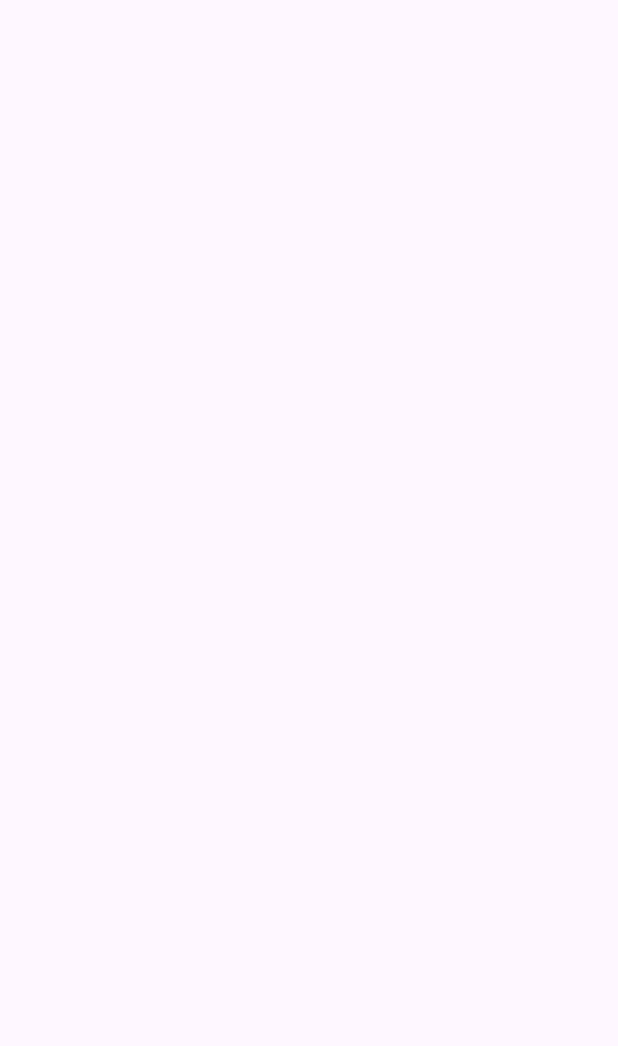
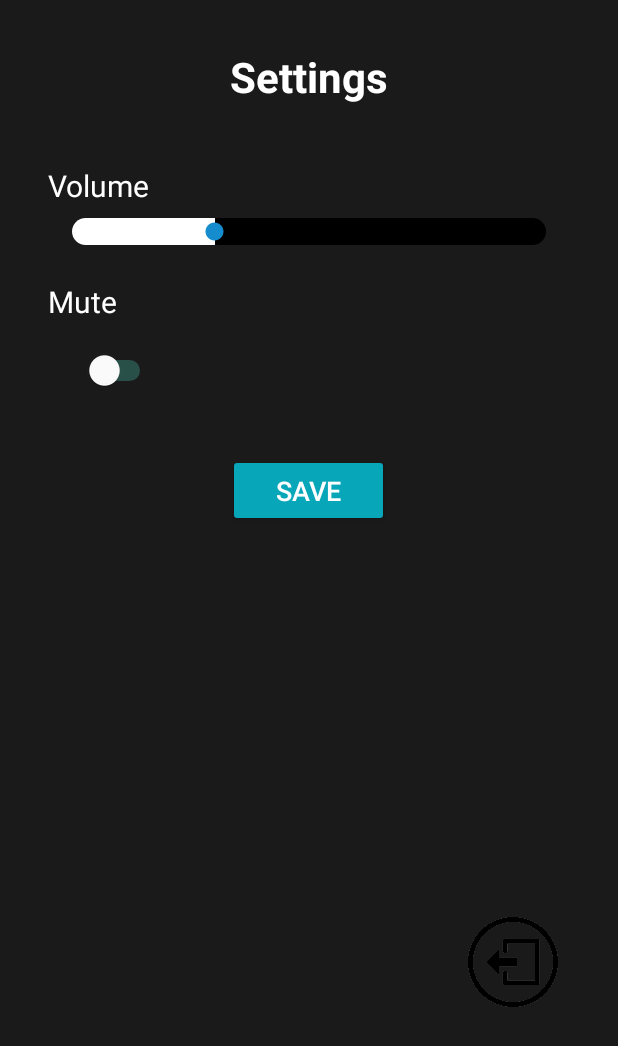
Before and after one commit to KenTheWhale/Android_Car_Racing, an Android app: the SettingActivity screen opened directly, with no data from a screen before it, on a phone screen of 412 x 824 dp. Before the commit the part shown is empty. Shown: the top 1046 px of the screen. Run offline under Robolectric (Android 15) with nearby library versions, the light colour scheme and no system bars.

Commit message:
update layout settings

```diff
--- /dev/null
+++ b/app/src/main/res/drawable/bg_custom_seekbar.xml
@@ -0,0 +1,13 @@
+<?xml version="1.0" encoding="utf-8"?>
+<layer-list xmlns:android="http://schemas.android.com/apk/res/android">
+    <item android:id="@android:id/secondaryProgress">
+        <shape android:shape="rectangle">
+            <solid android:color="@color/black"/>
+            <corners android:radius="12dp"/>
+        </shape>
+    </item>
+
+    <item android:id="@android:id/progress">
+        <clip android:drawable="@drawable/bg_progress"/>
+    </item>
+</layer-list>
--- /dev/null
+++ b/app/src/main/res/drawable/bg_progress.xml
@@ -0,0 +1,5 @@
+<?xml version="1.0" encoding="utf-8"?>
+<shape xmlns:android="http://schemas.android.com/apk/res/android">
+    <solid android:color="#9A0D0D"/>
+    <corners android:radius="12dp"/>
+</shape>
--- a/app/src/main/res/layout/setting_activity.xml
+++ b/app/src/main/res/layout/setting_activity.xml
@@ -1,10 +1,96 @@
-<?xml version="1.0" encoding="utf-8"?>
 <LinearLayout xmlns:android="http://schemas.android.com/apk/res/android"
+    xmlns:app="http://schemas.android.com/apk/res-auto"
     xmlns:tools="http://schemas.android.com/tools"
     android:layout_width="match_parent"
     android:layout_height="match_parent"
-    android:id="@+id/main"
-    tools:context=".SettingActivity"
-    android:orientation="vertical">
+    android:orientation="vertical"
+    android:paddingStart="32dp"
+    android:paddingTop="16dp"
+    android:paddingEnd="32dp"
+    android:paddingBottom="16dp"
+    android:background="#1B1A1A"
+    tools:context=".SettingActivity">
+
+    <TextView
+        android:layout_width="wrap_content"
+        android:layout_height="wrap_content"
+        android:text="Settings"
+        android:textSize="28sp"
+        android:textStyle="bold"
+        android:layout_marginBottom="32dp"
+        android:layout_marginTop="16dp"
+        android:layout_gravity="center_horizontal"
+        android:textColor="#FFF"
+        tools:ignore="HardcodedText" />
+
+    <!-- Volume Settings -->
+    <TextView
+        android:layout_width="wrap_content"
+        android:layout_height="wrap_content"
+        android:text="Volume"
+        android:textSize="20sp"
+        android:layout_marginTop="8dp"
+        android:layout_gravity="start"
+        android:textColor="#FFF"
+        tools:ignore="HardcodedText" />
+
+    <SeekBar
+        android:id="@+id/seekbar_sound"
+        android:layout_width="match_parent"
+        android:layout_height="wrap_content"
+        android:layout_marginTop="8dp"
+        android:max="100"
+        android:progress="30"
+        android:progressDrawable="@drawable/bg_custom_seekbar"
+        android:progressTint="#FFF"
+        android:splitTrack="false"
+        android:thumbTint="#148CCD" />
+
+    <TextView
+        android:layout_width="wrap_content"
+        android:layout_height="wrap_content"
+        android:layout_gravity="start"
+        android:layout_marginTop="24dp"
+        android:text="Mute"
+        android:textColor="#FFFFFF"
+        android:textSize="20sp"
+        tools:ignore="HardcodedText" />
+
+    <Switch
+        android:id="@+id/switch_mute"
+        android:layout_width="72dp"
+        android:layout_height="wrap_content"
+        android:layout_gravity="start"
+        android:layout_marginTop="8dp"
+        android:minWidth="48dp"
+        android:minHeight="48dp"
+        android:thumbTint="#FFF"
+        android:trackTint="#52ECCD" />
+
+    <!-- Logout Button -->
+    <Button
+        android:id="@+id/button_save"
+        android:layout_width="wrap_content"
+        android:layout_height="wrap_content"
+        android:text="Save"
+        android:backgroundTint="#07A6B8"
+        android:textColor="#FFF"
+        android:textSize="18sp"
+        android:paddingStart="32dp"
+        android:paddingTop="12dp"
+        android:paddingEnd="32dp"
+        android:paddingBottom="12dp"
+        android:layout_marginTop="32dp"
+        android:layout_gravity="center_horizontal" />
+
+    <Button
+        android:id="@+id/button_logout"
+        android:layout_width="60dp"
+        android:layout_height="60dp"
+        android:layout_marginLeft="280dp"
+        android:layout_marginTop="260dp"
+        android:background="@drawable/logout"
+        android:text="@null"
+        tools:ignore="SpeakableTextPresentCheck" />
 
 </LinearLayout>
```
Also changed, not shown: app/src/main/res/drawable/back.png (added), app/src/main/res/drawable/logout.png (added).
